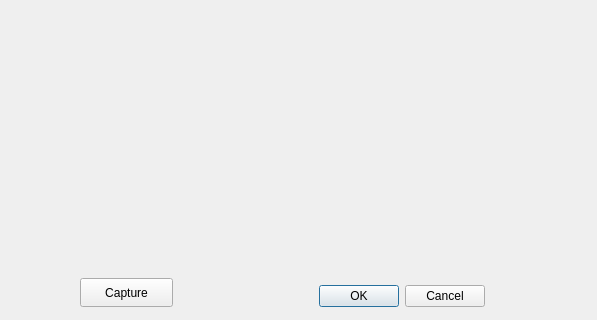
Qt form add_user.ui (degieusz/face_recogniction) before a commit; both pictures show x 352 to 949 and y 288 to 608 of the 949 by 608 pixel window.
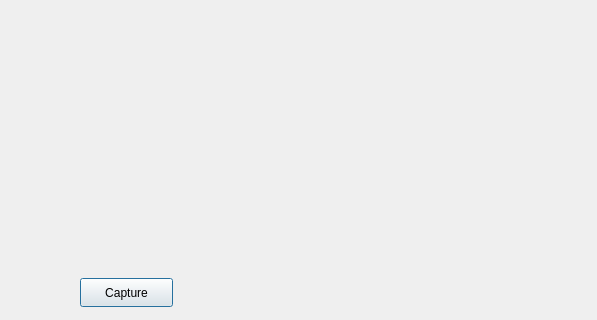
The same form after that commit.

```diff
--- a/add_user.ui
+++ b/add_user.ui
@@ -13,22 +13,6 @@
   <property name="windowTitle">
    <string>Add user</string>
   </property>
-  <widget class="QDialogButtonBox" name="buttonBox">
-   <property name="geometry">
-    <rect>
-     <x>496</x>
-     <y>568</y>
-     <width>341</width>
-     <height>32</height>
-    </rect>
-   </property>
-   <property name="orientation">
-    <enum>Qt::Horizontal</enum>
-   </property>
-   <property name="standardButtons">
-    <set>QDialogButtonBox::Cancel|QDialogButtonBox::Ok</set>
-   </property>
-  </widget>
   <widget class="QLabel" name="label">
    <property name="geometry">
     <rect>
```
Left out of the diff: 35 changed lines with no effect on the pictures.
